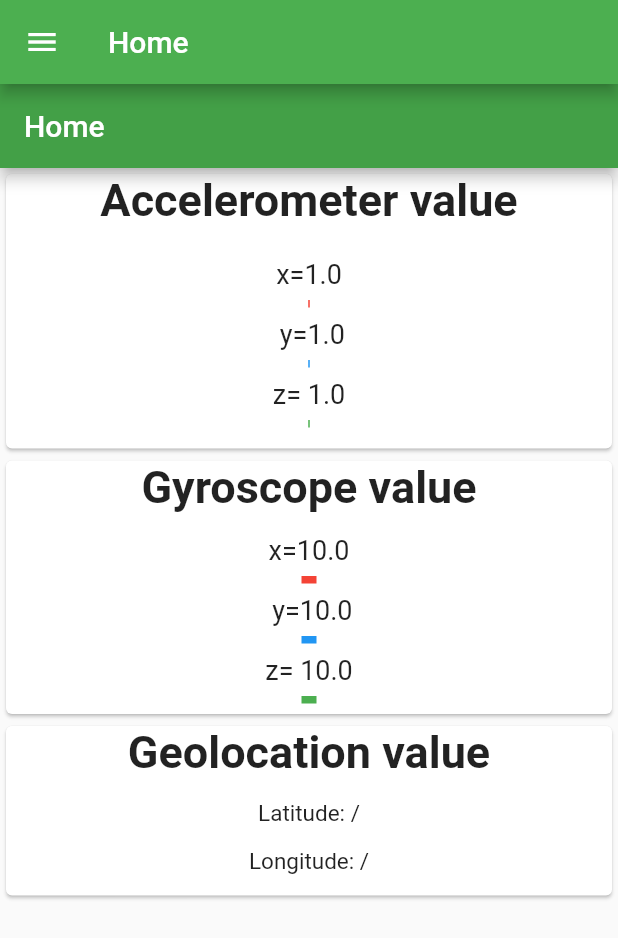
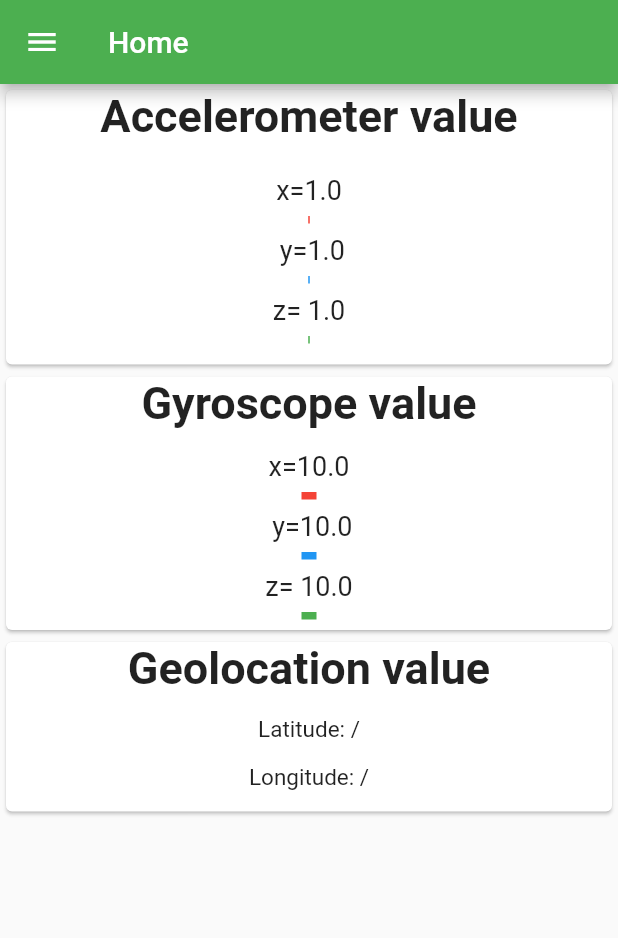
Before and after one commit to NicolaAgostini/DashdroidFlutter, a Flutter app: the screen it shows after launch, on a phone screen of 412 x 824 dp. Shown: the top 938 px of the screen. Run offline on Flutter 3.47's test engine with Material 2 defaults, Android fonts, the phone set to English and light mode, and no system bars; our stand-ins replace camera, geolocator, sensors.

Commit message:
fixed layout

```diff
--- a/lib/camera.dart
+++ b/lib/camera.dart
@@ -61,10 +61,11 @@ class _CameraExampleHomeState extends State<CameraExampleHome> {
 
     return Scaffold(
       key: _scaffoldKey,
-      appBar: AppBar(
+      /*appBar: AppBar(
         title: const Text('Camera example'),
         backgroundColor: Colors.green[600],
       ),
+      */
       body: Column(
         children: <Widget>[
           new Row(
--- a/lib/fragments/artical_fragment.dart
+++ b/lib/fragments/artical_fragment.dart
@@ -9,12 +9,13 @@ class ArticalFragment extends StatelessWidget {
     Widget build(BuildContext context) {
       // TODO: implement build
     return new Scaffold(
-        appBar: new AppBar(
+        /*appBar: new AppBar(
           // Here we take the value from the MyHomePage object that was created by
           // the App.build method, and use it to set our appbar title.
           title: new Text("Home"),
           backgroundColor: Colors.green[600],
         ),
+        */
         body: new Container(
             child: new ListView(
               children: <Widget> [new AccelerometerValue(),
--- a/lib/main.dart
+++ b/lib/main.dart
@@ -68,7 +68,7 @@ class MyApp extends StatelessWidget {
 
           body: TabBarView(
             children: [
-              new MyHomePage(title: 'Home'),
+              new MyHomePage(title: 'aaaa'),
               new CameraApp()
             ],
           ),
@@ -117,12 +117,13 @@ class _MyHomePageState extends State<MyHomePage> {
     // fast, so that you can just rebuild anything that needs updating rather
     // than having to individually change instances of widgets.
     return new Scaffold(
-      appBar: new AppBar(
+      /*appBar: new AppBar(
         // Here we take the value from the MyHomePage object that was created by
         // the App.build method, and use it to set our appbar title.
         title: new Text(widget.title),
         backgroundColor: Colors.green[600],
       ),
+      */
       body: new Container(
        child: new ListView(
        children: <Widget> [new AccelerometerValue(),
```
